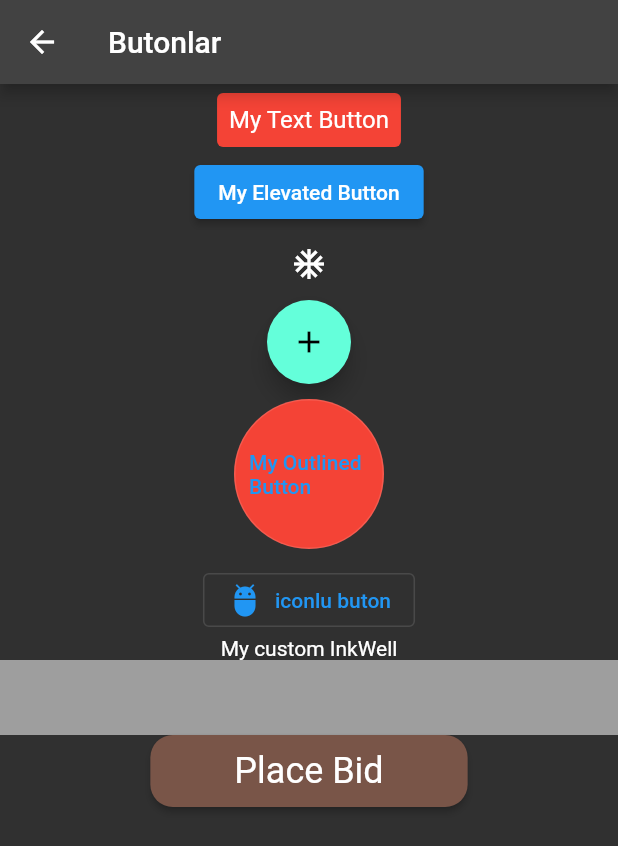
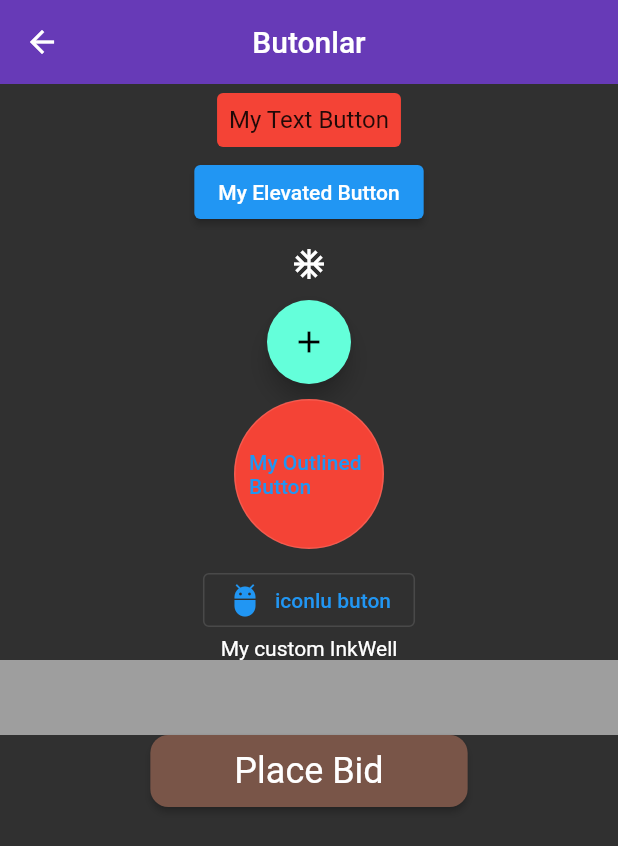
Before and after one commit to turgaycabalak/flutter_full_learn, a Flutter app: the ButtonLearn screen opened directly, on a phone screen of 412 x 824 dp. Shown: the top 846 px of the screen. Run offline on Flutter 3.47's test engine with Material 2 defaults, Android fonts, the phone set to English and light mode, and no system bars.

Commit message:
second commit

```diff
--- a/lib/101/button_learn.dart
+++ b/lib/101/button_learn.dart
@@ -14,8 +14,6 @@
           //onPressed null atanirsa, buton pasifleşir (bazilarinda renk gider, click sesi pasiflesir ..)
           TextButton(
             onPressed: () {},
-            child: Text("My Text Button",
-                style: Theme.of(context).textTheme.subtitle1),
             style: ButtonStyle(
               //butona basilmadiginda kirmi, basildiginda yesil yapar
               backgroundColor: MaterialStateProperty.resolveWith((states) {
@@ -24,6 +22,12 @@
                 }
                 return Colors.red;
               }),
+            ),
+            child: Text(
+              "My Text Button",
+              style: Theme.of(context).textTheme.subtitle1?.copyWith(
+                color: Colors.black87
+              ),
             ),
           ),
 
@@ -50,7 +54,7 @@
           Container(
             width: 100,
             height: 100,
-            margin: EdgeInsets.all(10),
+            margin: const EdgeInsets.all(10),
             child: OutlinedButton(
               onPressed: () {},
               style: OutlinedButton.styleFrom(
@@ -65,7 +69,7 @@
           //iconlu butonlar yapmak icin kullaniriz, myButton.icon() -> (tum butonlarda var)
           OutlinedButton.icon(
             onPressed: () {},
-            icon: Icon(Icons.adb),
+            icon: const Icon(Icons.adb),
             label: const Text("iconlu buton"),
           ),
 
@@ -84,7 +88,7 @@
             style: ElevatedButton.styleFrom(
               primary: Colors.brown,
               shape: const RoundedRectangleBorder(
-                  borderRadius: BorderRadius.all(Radius.circular(15))),
+                  borderRadius: BorderRadius.all(Radius.circular(12))),
             ),
             child: Padding(
               padding: const EdgeInsets.only(
```
Also changed, not shown: lib/101/app_bar_learn.dart (+8 -8 lines), lib/101/color_learn.dart (added, +42 -0 lines), lib/101/icon_learn.dart (added, +57 -0 lines), lib/main.dart (+17 -2 lines).
